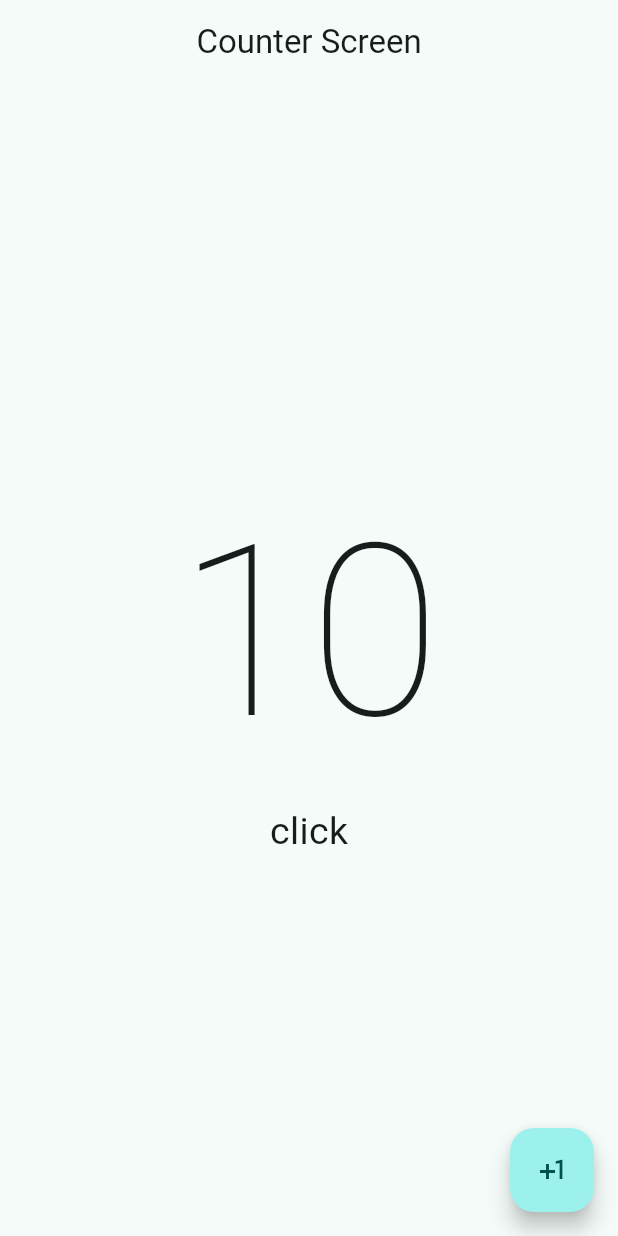
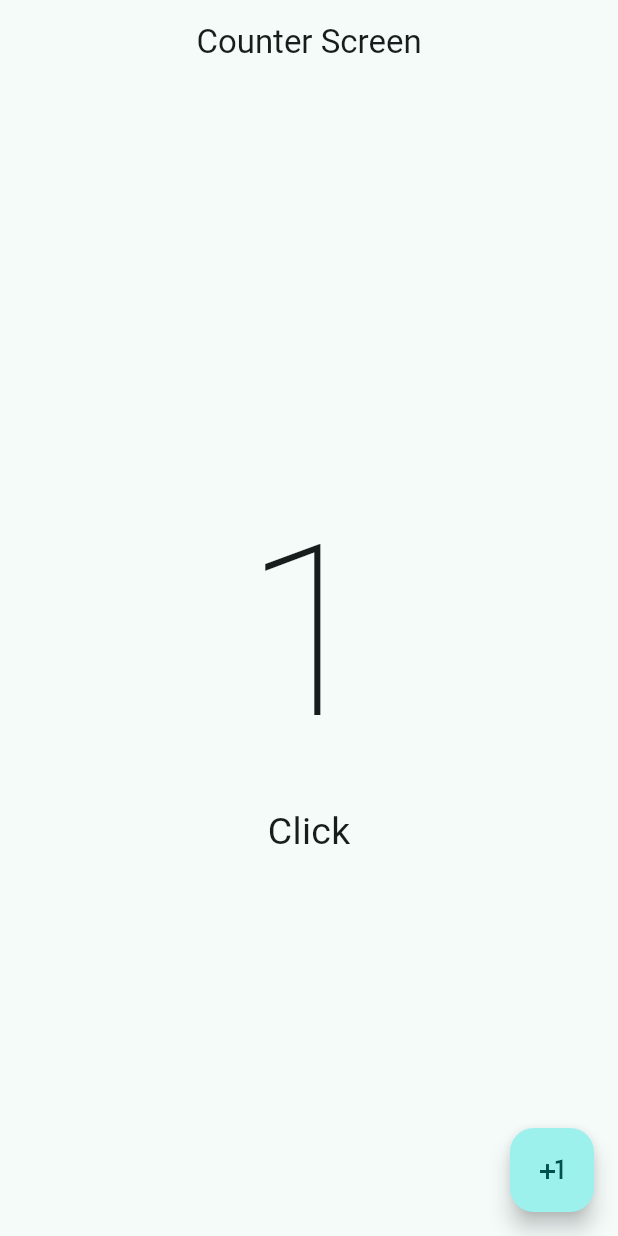
Before and after one commit to systems-apatrick/flutter_hello_word, a Flutter app: the screen it shows after launch, after a tap on the "plus one" icon, on a phone screen of 412 x 824 dp. Run offline on Flutter 3.47's test engine with Material 3 defaults, Android fonts, the phone set to English and light mode, and no system bars.

Commit message:
cambiar estado de aplicacion

```diff
--- a/lib/presentation/screens/counter/counter_screen.dart
+++ b/lib/presentation/screens/counter/counter_screen.dart
@@ -1,24 +1,31 @@
 import 'package:flutter/material.dart';
 
-class CounterScreen extends StatelessWidget {
+class CounterScreen extends StatefulWidget {
   const CounterScreen({super.key});
 
+  @override
+  State<CounterScreen> createState() => _CounterScreenState();
+}
+
+class _CounterScreenState extends State<CounterScreen> {
+  int clickCounter = 0;
   @override
   Widget build(BuildContext context) {
     return Scaffold(
       appBar: AppBar(
-        title:const  Center(child: const Text("Counter Screen")),
+        title: const Center(child: Text("Counter Screen")),
       ),
-      body: const Center(
+      body: Center(
         child: Column(
           mainAxisAlignment: MainAxisAlignment.center,
           children: [
             Text(
-              "10",
-              style: TextStyle(fontSize: 160, fontWeight: FontWeight.w100),
+              "$clickCounter",
+              style:
+                  const TextStyle(fontSize: 160, fontWeight: FontWeight.w100),
             ),
-            Text(
-              "click",
+            const Text(
+              "Click",
               style: TextStyle(
                 fontSize: 25,
               ),
@@ -27,7 +34,11 @@ class CounterScreen extends StatelessWidget {
         ),
       ),
       floatingActionButton: FloatingActionButton(
-        onPressed: () {},
+        onPressed: () {
+          clickCounter += 1;
+          setState(() {
+          });
+        },
         child: const Icon(Icons.plus_one),
       ),
     );
```
